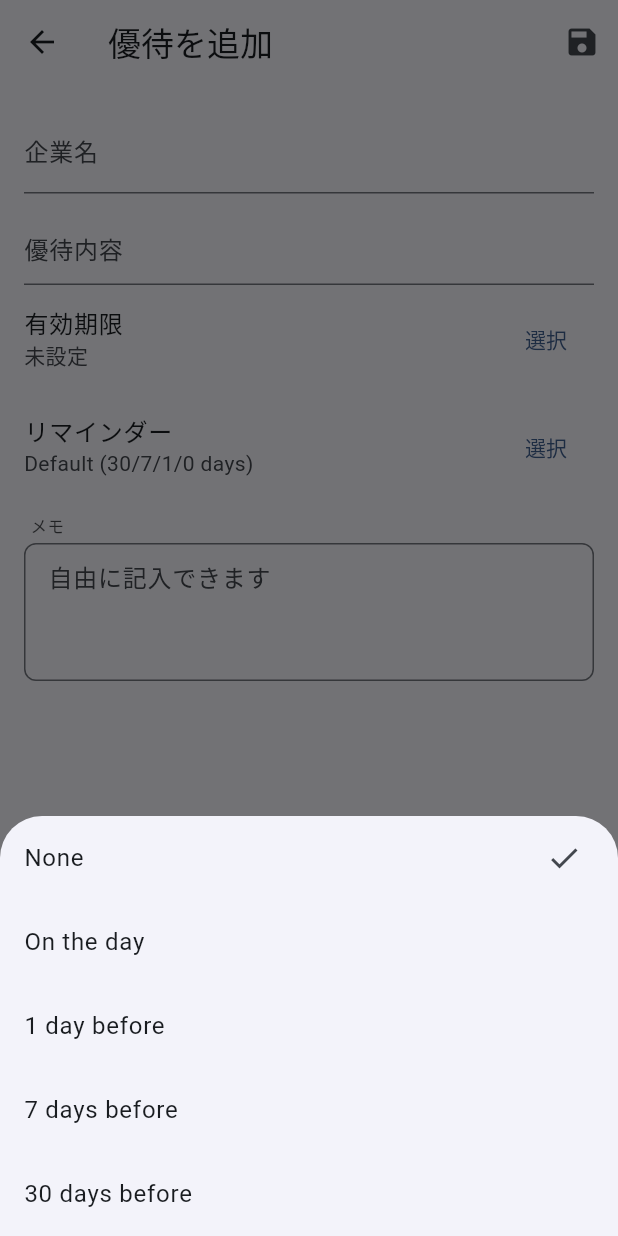
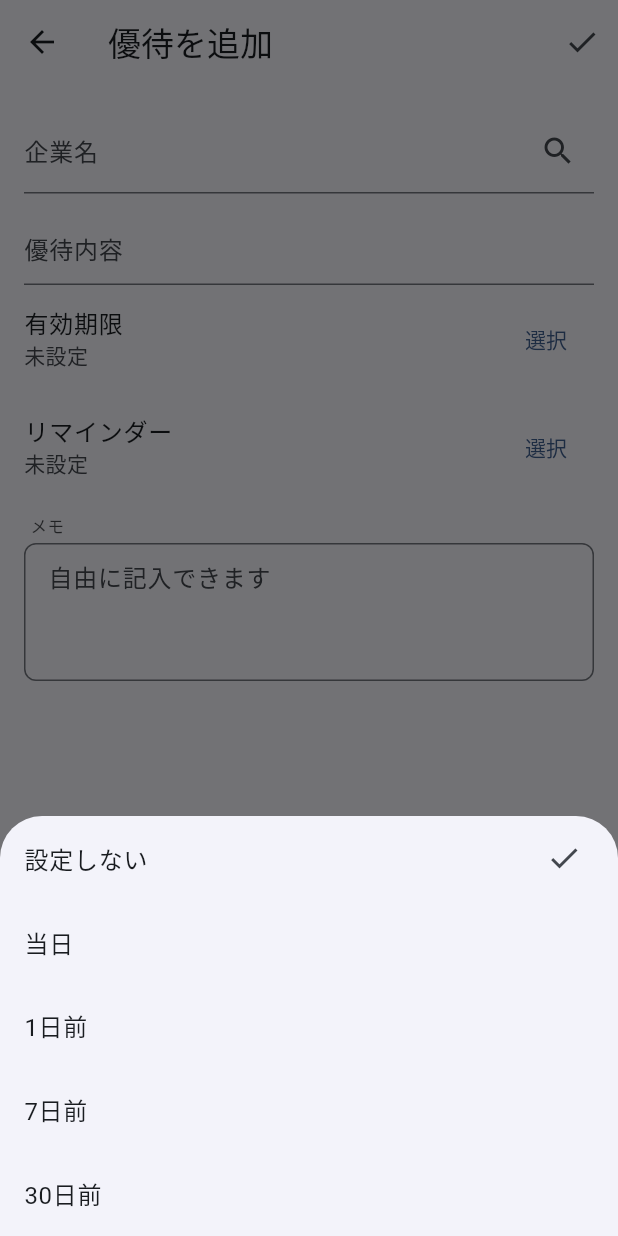
Before and after one commit to haruka08030/yuutai-map, a Flutter app: the BenefitEditPage screen opened directly, after a tap on "リマインダー", on a phone screen of 412 x 824 dp. Run offline on Flutter 3.47's test engine with Material 3 defaults, Android fonts, the phone set to English and light mode, and no system bars; our stand-ins replace drift, flutter_dotenv, flutter_local_notifications, flutter_riverpod, flutter_slidable, freezed_annotation and 2 more; accounts and stored records are empty; generated files the repository leaves out were written again.

Commit message:
updated  add screen

```diff
--- /dev/null
+++ b/lib/app/routing/slide_right_route.dart
@@ -0,0 +1,22 @@
+
+import 'package:flutter/material.dart';
+
+class SlideRightRoute<T> extends PageRouteBuilder<T> {
+  final Widget page;
+  SlideRightRoute({required this.page})
+      : super(
+          pageBuilder: (context, animation, secondaryAnimation) => page,
+          transitionsBuilder: (context, animation, secondaryAnimation, child) {
+            const begin = Offset(1.0, 0.0);
+            const end = Offset.zero;
+            const curve = Curves.ease;
+
+            final tween = Tween(begin: begin, end: end).chain(CurveTween(curve: curve));
+
+            return SlideTransition(
+              position: animation.drive(tween),
+              child: child,
+            );
+          },
+        );
+}
--- a/lib/features/benefits/presentation/benefit_edit_page.dart
+++ b/lib/features/benefits/presentation/benefit_edit_page.dart
@@ -3,12 +3,13 @@ import 'package:flutter_riverpod/flutter_riverpod.dart';
 import 'package:flutter/services.dart';
 import 'package:flutter_stock/domain/entities/user_benefit.dart';
 import 'package:flutter_stock/features/benefits/provider/benefit_providers.dart';
+import 'package:flutter_stock/app/routing/slide_right_route.dart';
+import 'package:flutter_stock/features/benefits/presentation/company_search_page.dart';
 import 'package:intl/intl.dart';
 
 class BenefitEditPage extends ConsumerStatefulWidget {
-  const BenefitEditPage({super.key, this.existing, this.asSheet = false});
+  const BenefitEditPage({super.key, this.existing});
   final UserBenefit? existing;
-  final bool asSheet; // 下から出るシート表示用
 
   @override
   ConsumerState<BenefitEditPage> createState() => _BenefitEditPageState();
@@ -127,11 +128,11 @@ class _BenefitEditPageState extends ConsumerState<BenefitEditPage> {
 
   Future<void> _pickReminderOffset() async {
     final choices = <(String, int?)>[
-      ('None', null),
-      ('On the day', 0),
-      ('1 day before', 1),
-      ('7 days before', 7),
-      ('30 days before', 30),
+      ('設定しない', null),
+      ('当日', 0),
+      ('1日前', 1),
+      ('7日前', 7),
+      ('30日前', 30),
     ];
     final sel = await showModalBottomSheet<int?>(
       context: context,
@@ -231,54 +232,23 @@ class _BenefitEditPageState extends ConsumerState<BenefitEditPage> {
     }
   }
 
+  Future<void> _openCompanySearchSheet() async {
+    final company = await Navigator.of(context).push<String>(
+      SlideRightRoute<String>(page: const CompanySearchPage()),
+    );
+    if (company != null) {
+      setState(() {
+        _titleCtl.text = company;
+      });
+    }
+  }
+
   @override
   Widget build(BuildContext context) {
-    if (widget.asSheet) {
-      // 下からのモーダル用UI
-      final bottom = MediaQuery.of(context).viewInsets.bottom;
-      return Padding(
-        padding: EdgeInsets.only(bottom: bottom),
-        child: Column(
-          mainAxisSize: MainAxisSize.max,
-          children: [
-            const SizedBox(height: 8),
-            Container(
-              width: 40,
-              height: 4,
-              decoration: BoxDecoration(
-                color: Theme.of(context).dividerColor,
-                borderRadius: BorderRadius.circular(2),
-              ),
-            ),
-            const SizedBox(height: 8),
-            Padding(
-              padding: const EdgeInsets.symmetric(horizontal: 8),
-              child: Row(
-                children: [
-                  const Spacer(),
-                  IconButton(
-                    onPressed: _save,
-                    icon: const Icon(Icons.check),
-                    tooltip: '保存',
-                  ),
-                ],
-              ),
-            ),
-            const SizedBox(height: 2),
-            Expanded(
-              child: _buildFormList(
-                padding: const EdgeInsets.fromLTRB(16, 8, 16, 16),
-              ),
-            ),
-          ],
-        ),
-      );
-    }
-
     return Scaffold(
       appBar: AppBar(
         title: Text(widget.existing == null ? '優待を追加' : '優待を編集'),
-        actions: [IconButton(onPressed: _save, icon: const Icon(Icons.save))],
+        actions: [IconButton(onPressed: _save, icon: const Icon(Icons.check))],
       ),
       body: _buildFormList(),
     );
@@ -295,9 +265,12 @@ class _BenefitEditPageState extends ConsumerState<BenefitEditPage> {
             decoration: const InputDecoration(
               labelText: '企業名',
               hintText: '例: 〇〇ホールディングス',
+              suffixIcon: Icon(Icons.search),
             ),
             validator: (v) =>
                 (v == null || v.trim().isEmpty) ? 'タイトルを入力してください' : null,
+            readOnly: true,
+            onTap: _openCompanySearchSheet,
           ),
           const SizedBox(height: 12),
           TextFormField(
@@ -334,9 +307,9 @@ class _BenefitEditPageState extends ConsumerState<BenefitEditPage> {
             title: const Text('リマインダー'),
             subtitle: Text(() {
               final v = _notifyBeforeDays;
-              if (v == null) return 'Default (30/7/1/0 days)';
-              if (v == 0) return 'On the day';
-              return '$v day(s) before';
+              if (v == null) return '未設定';
+              if (v == 0) return '当日';
+              return '$v日前';
             }()),
             trailing: TextButton(
               onPressed: _pickReminderOffset,
--- a/pubspec.yaml
+++ b/pubspec.yaml
@@ -28,6 +28,7 @@ dependencies:
   path: ^1.9.1
   drift: ^2.28.1
   timezone: ^0.10.1
+  url_launcher: ^6.3.2
 
 
 dev_dependencies:
@@ -39,3 +40,5 @@ dev_dependencies:
 
 flutter:
   uses-material-design: true
+  assets:
+    - .env
```
Also changed, not shown: lib/core/notifications/notification_service.dart (+2 -9 lines), lib/features/benefits/presentation/benefits_page.dart (+97 -20 lines), lib/features/benefits/presentation/company_search_page.dart (added, +83 -0 lines), lib/features/benefits/provider/company_provider.dart (added, +20 -0 lines), lib/features/benefits/widgets/benefit_list_tile.dart (+9 -39 lines), lib/main.dart (+9 -0 lines), pubspec.lock.
